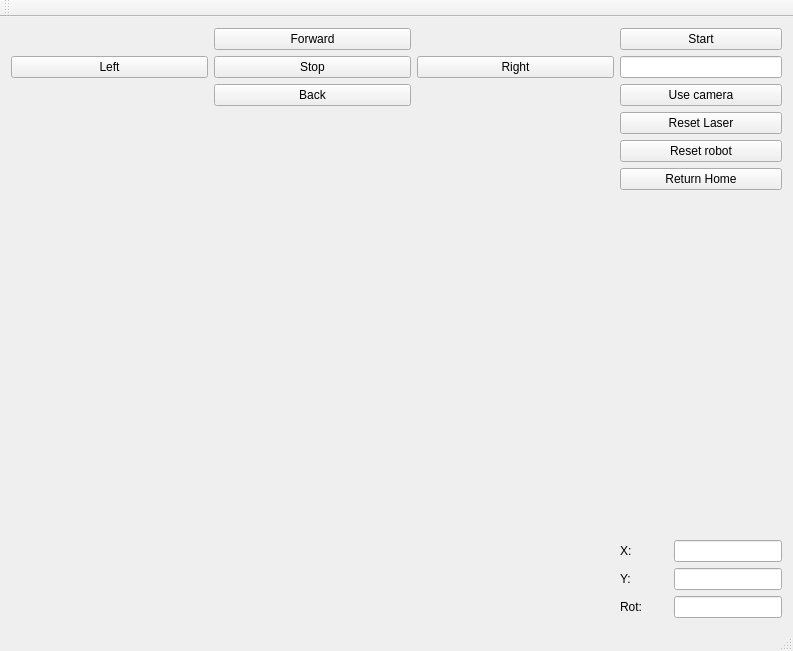
First picture: the form in uloha-1/uloha1/mainwindow.ui, repository matejmedveczky/rmr_benkovsky_medveczky, before the edit.
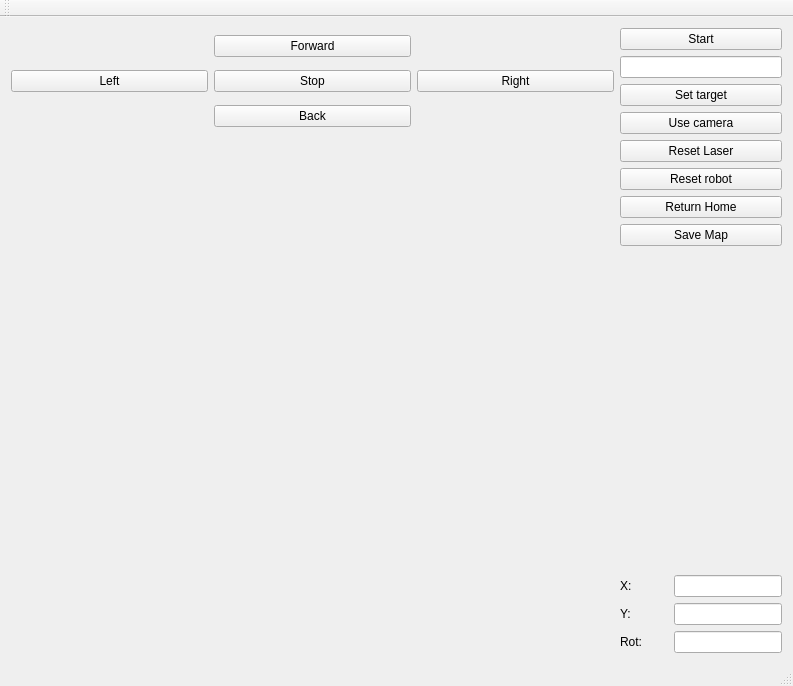
Second picture: the form after the edit.

The edit to the form file:
```diff
--- a/uloha-1/uloha1/mainwindow.ui
+++ b/uloha-1/uloha1/mainwindow.ui
@@ -7,7 +7,7 @@
     <x>0</x>
     <y>0</y>
     <width>793</width>
-    <height>651</height>
+    <height>686</height>
    </rect>
   </property>
   <property name="windowTitle">
@@ -52,6 +52,25 @@
         </property>
        </widget>
       </item>
+      <item>
+       <widget class="QPushButton" name="pushButton_11">
+        <property name="sizePolicy">
+         <sizepolicy hsizetype="Fixed" vsizetype="Fixed">
+          <horstretch>0</horstretch>
+          <verstretch>0</verstretch>
+         </sizepolicy>
+        </property>
+        <property name="minimumSize">
+         <size>
+          <width>162</width>
+          <height>0</height>
+         </size>
+        </property>
+        <property name="text">
+         <string>Set target</string>
+        </property>
+       </widget>
+      </item>
       <item>
        <widget class="QPushButton" name="pushButton">
         <property name="sizePolicy">
@@ -189,6 +208,13 @@
         </property>
        </widget>
       </item>
+      <item>
+       <widget class="QPushButton" name="pushButton_12">
+        <property name="text">
+         <string>Save Map</string>
+        </property>
+       </widget>
+      </item>
       <item>
        <spacer name="verticalSpacer">
         <property name="orientation">
```
